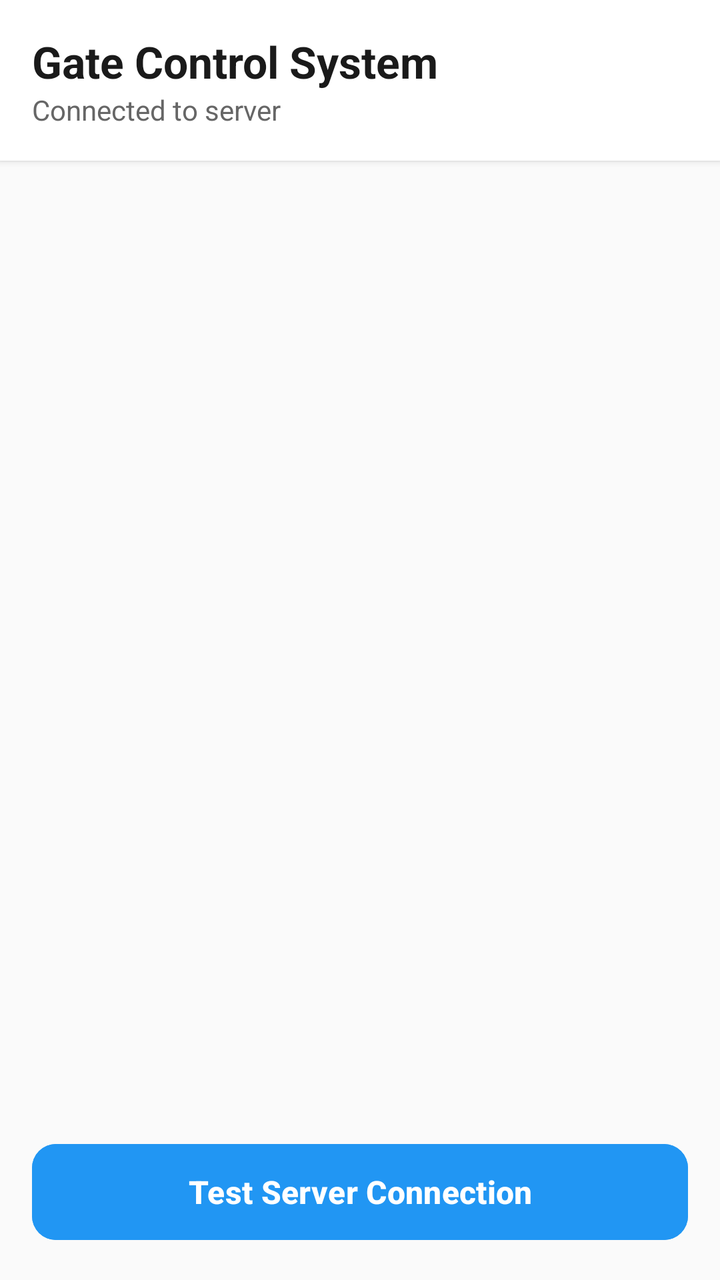
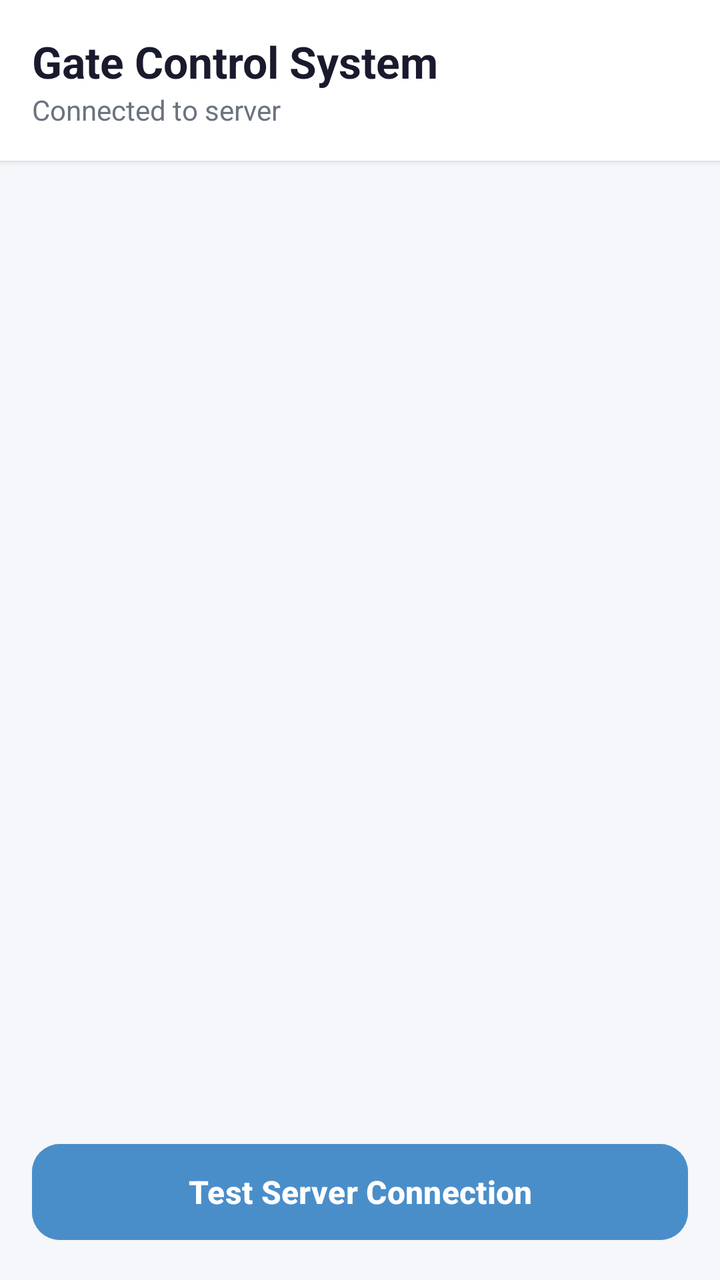

The first picture is an Android layout as it rendered before a commit; the second is the same layout after the commit. The layout source and the unified diff follow.
<!-- AndroidManifest.xml: application theme Theme.MainProj -->
<!-- res/layout/fragment_sub_gate_control.xml -->
<?xml version="1.0" encoding="utf-8"?>
<androidx.constraintlayout.widget.ConstraintLayout xmlns:android="http://schemas.android.com/apk/res/android"
    xmlns:app="http://schemas.android.com/apk/res-auto"
    xmlns:tools="http://schemas.android.com/tools"
    android:id="@+id/main"
    android:layout_width="match_parent"
    android:layout_height="match_parent"
    android:background="#FAFAFA">

    <LinearLayout
        android:id="@+id/headerSection"
        android:layout_width="0dp"
        android:layout_height="wrap_content"
        android:orientation="vertical"
        android:background="#FFFFFF"
        android:elevation="2dp"
        android:padding="16dp"
        app:layout_constraintTop_toTopOf="parent"
        app:layout_constraintStart_toStartOf="parent"
        app:layout_constraintEnd_toEndOf="parent">

        <TextView
            android:layout_width="wrap_content"
            android:layout_height="wrap_content"
            android:text="Gate Control System"
            android:textSize="22sp"
            android:textStyle="bold"
            android:textColor="#1A1A1A" />

        <TextView
            android:id="@+id/textview"
            android:layout_width="wrap_content"
            android:layout_height="wrap_content"
            android:text="Connected to server"
            android:textSize="14sp"
            android:textColor="#666666" />

    </LinearLayout>

    <androidx.recyclerview.widget.RecyclerView
        android:id="@+id/recyclerViewGates"
        android:layout_width="0dp"
        android:layout_height="0dp"
        android:layout_margin="16dp"
        android:clipToPadding="false"
        android:paddingBottom="8dp"
        app:layout_constraintTop_toBottomOf="@id/headerSection"
        app:layout_constraintBottom_toTopOf="@id/sendToServer"
        app:layout_constraintStart_toStartOf="parent"
        app:layout_constraintEnd_toEndOf="parent" />

    <com.google.android.material.button.MaterialButton
        android:id="@+id/sendToServer"
        android:layout_width="0dp"
        android:layout_height="56dp"
        android:layout_margin="16dp"
        android:backgroundTint="#2196F3"
        android:text="Test Server Connection"
        android:textColor="#FFFFFF"
        android:textSize="16sp"
        android:textStyle="bold"
        app:cornerRadius="12dp"
        app:layout_constraintBottom_toBottomOf="parent"
        app:layout_constraintStart_toStartOf="parent"
        app:layout_constraintEnd_toEndOf="parent" />

</androidx.constraintlayout.widget.ConstraintLayout>
<!-- resources referenced by this layout -->
<resources>
  <style name="Theme.MainProj" parent="Theme.Material3.DayNight.NoActionBar">
              <item name="inputStrokeColor">@color/input_stroke_color_light</item>
              <item name="buttonPrimary">@color/button_primary_light</item>
              <item name="textSecondary">@color/text_secondary_light</item>
  
              <item name="buttonGoogleBg">@color/button_google_bg_light</item>
              <item name="buttonGoogleText">@color/button_google_text_light</item>
              <item name="buttonGoogleStroke">@color/button_google_stroke_light</item>
          </style>
  <color name="input_stroke_color_light">#667eea</color>
  <color name="button_primary_light">#667eea</color>
  <color name="text_secondary_light">#666666</color>
  <color name="button_google_bg_light">#FFFFFF</color>
  <color name="button_google_text_light">#333333</color>
  <color name="button_google_stroke_light">#e0e0e0</color>
</resources>

<!-- the commit's change to res/layout/fragment_sub_gate_control.xml (unified diff, before → after) -->
@@ -5,14 +5,14 @@
     android:id="@+id/main"
     android:layout_width="match_parent"
     android:layout_height="match_parent"
-    android:background="#FAFAFA">
+    android:background="@color/colorBackground">
 
     <LinearLayout
         android:id="@+id/headerSection"
         android:layout_width="0dp"
         android:layout_height="wrap_content"
         android:orientation="vertical"
-        android:background="#FFFFFF"
+        android:background="@color/colorSurface"
         android:elevation="2dp"
         android:padding="16dp"
         app:layout_constraintTop_toTopOf="parent"
@@ -25,7 +25,7 @@
             android:text="Gate Control System"
             android:textSize="22sp"
             android:textStyle="bold"
-            android:textColor="#1A1A1A" />
+            android:textColor="@color/colorTextPrimary" />
 
         <TextView
             android:id="@+id/textview"
@@ -33,7 +33,7 @@
             android:layout_height="wrap_content"
             android:text="Connected to server"
             android:textSize="14sp"
-            android:textColor="#666666" />
+            android:textColor="@color/colorTextSecondary" />
 
     </LinearLayout>
 
@@ -54,12 +54,12 @@
         android:layout_width="0dp"
         android:layout_height="56dp"
         android:layout_margin="16dp"
-        android:backgroundTint="#2196F3"
+        android:backgroundTint="@color/colorPrimary"
         android:text="Test Server Connection"
-        android:textColor="#FFFFFF"
+        android:textColor="@color/colorTextOnPrimary"
         android:textSize="16sp"
         android:textStyle="bold"
-        app:cornerRadius="12dp"
+        app:cornerRadius="14dp"
         app:layout_constraintBottom_toBottomOf="parent"
         app:layout_constraintStart_toStartOf="parent"
         app:layout_constraintEnd_toEndOf="parent" />
<!-- resource entries referenced after the edit -->
@@ -1,5 +1,11 @@
 <!-- resources referenced by this layout -->
 <resources>
+  <color name="colorBackground">#F5F7FA</color>
+  <color name="colorPrimary">#4A8EC9</color>
+  <color name="colorSurface">#FFFFFF</color>
+  <color name="colorTextOnPrimary">#FFFFFF</color>
+  <color name="colorTextPrimary">#1A1A2E</color>
+  <color name="colorTextSecondary">#6B7280</color>
   <style name="Theme.MainProj" parent="Theme.Material3.DayNight.NoActionBar">
               <item name="inputStrokeColor">@color/input_stroke_color_light</item>
               <item name="buttonPrimary">@color/button_primary_light</item>
